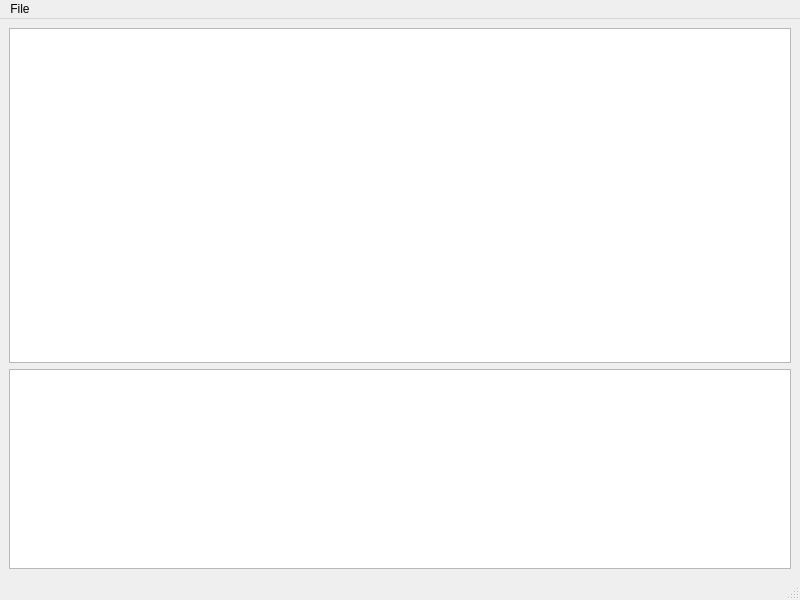
Old version of the form chartsview/chartviewerwin.ui in the repository eshenhu/QtDemo.
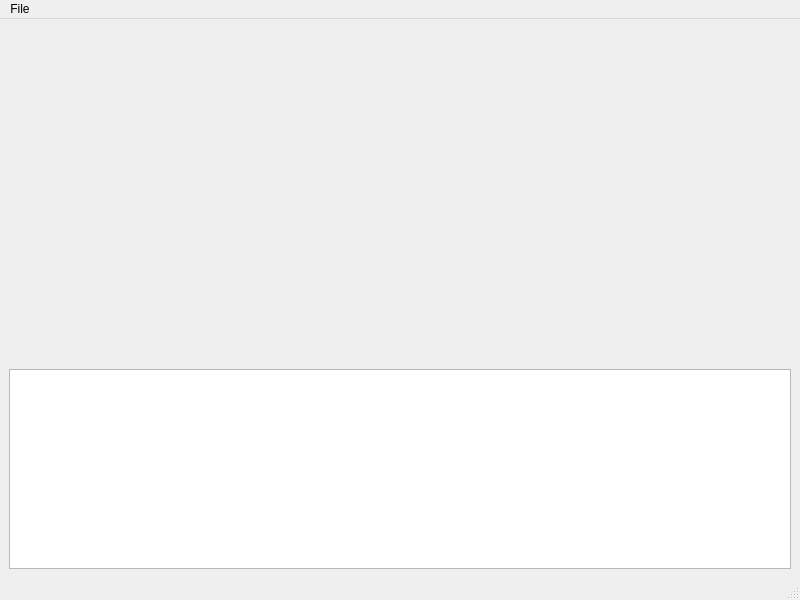
New version of the form. Custom widgets are drawn as their Qt base class.

Commit message: disply the charts

Patch:
```diff
--- a/chartsview/chartviewerwin.ui
+++ b/chartsview/chartviewerwin.ui
@@ -13,7 +13,7 @@
   <property name="sizePolicy">
    <sizepolicy hsizetype="Preferred" vsizetype="Preferred">
     <horstretch>0</horstretch>
-    <verstretch>1</verstretch>
+    <verstretch>0</verstretch>
    </sizepolicy>
   </property>
   <property name="minimumSize">
@@ -28,32 +28,7 @@
   <widget class="QWidget" name="centralwidget">
    <layout class="QVBoxLayout" name="verticalLayout">
     <item>
-     <widget class="QGraphicsView" name="graphicsView">
-      <property name="sizePolicy">
-       <sizepolicy hsizetype="Expanding" vsizetype="Expanding">
-        <horstretch>0</horstretch>
-        <verstretch>1</verstretch>
-       </sizepolicy>
-      </property>
-      <property name="maximumSize">
-       <size>
-        <width>16777215</width>
-        <height>16777215</height>
-       </size>
-      </property>
-      <property name="contextMenuPolicy">
-       <enum>Qt::CustomContextMenu</enum>
-      </property>
-      <property name="lineWidth">
-       <number>2</number>
-      </property>
-      <property name="sizeAdjustPolicy">
-       <enum>QAbstractScrollArea::AdjustIgnored</enum>
-      </property>
-      <property name="interactive">
-       <bool>true</bool>
-      </property>
-     </widget>
+     <widget class="MultiChartWidget" name="widget" native="true"/>
     </item>
     <item>
      <widget class="QTableView" name="tableView">
@@ -100,6 +75,14 @@
   </widget>
   <widget class="QStatusBar" name="statusbar"/>
  </widget>
+ <customwidgets>
+  <customwidget>
+   <class>MultiChartWidget</class>
+   <extends>QWidget</extends>
+   <header>chartsview\multichartwidget.h</header>
+   <container>1</container>
+  </customwidget>
+ </customwidgets>
  <resources/>
  <connections/>
 </ui>
```
Left out of the diff: 2 changed lines with no effect on the pictures. The commit also changes 7 other files.
